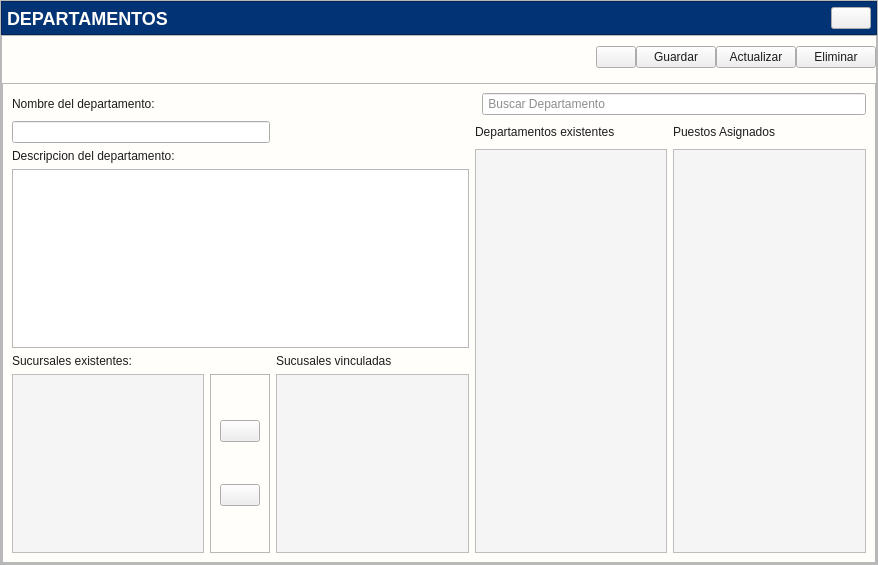
Before: the Qt Designer form app/View/UserInterfaceUi/UI_CONTROL_DEPARTAMENTOS.ui in LAngelVp/software-punto-de-venta, drawn with Qt 5.
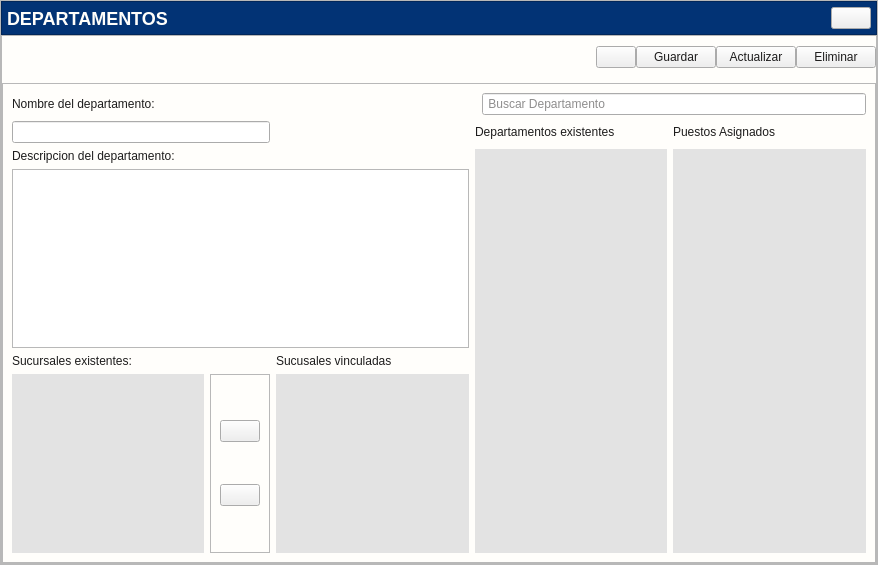
After: the same form once the commit is applied. Icons and pictures are not drawn.

```diff
--- a/app/View/UserInterfaceUi/UI_CONTROL_DEPARTAMENTOS.ui
+++ b/app/View/UserInterfaceUi/UI_CONTROL_DEPARTAMENTOS.ui
@@ -98,7 +98,8 @@
 QListWidget {
     font-family: Arial;
     font-size: 14px;
-	background: #F5F5F5;
+	background: #E3E3E3;
+border:none;
 }
 /* Barra vertical */
 QListWidget::vertical-scrollbar {
```
